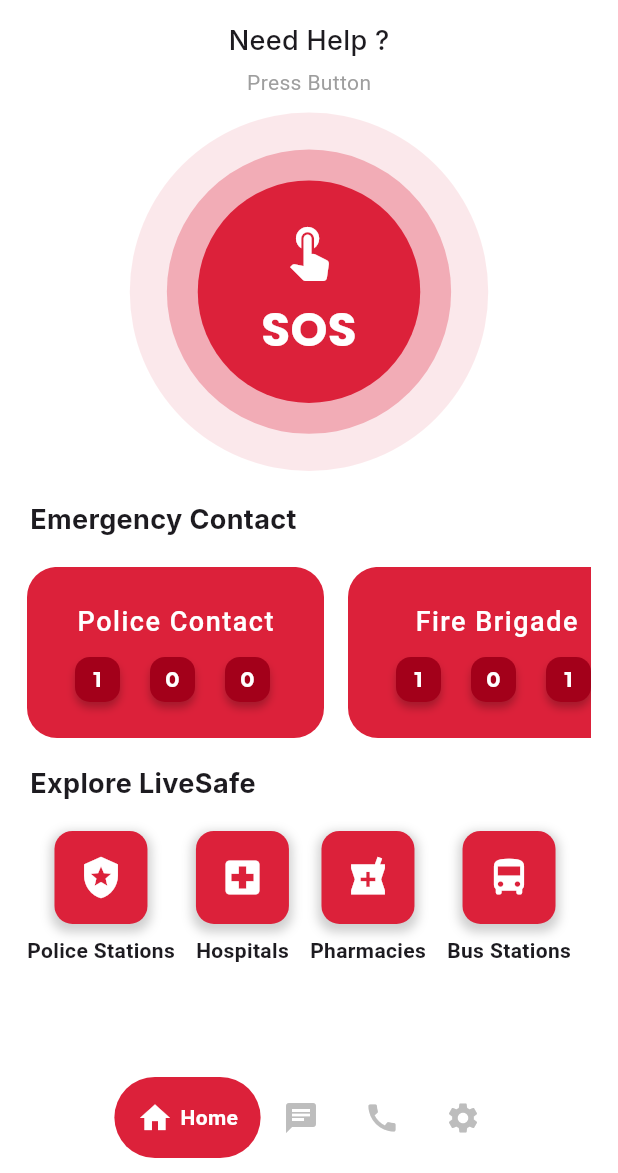
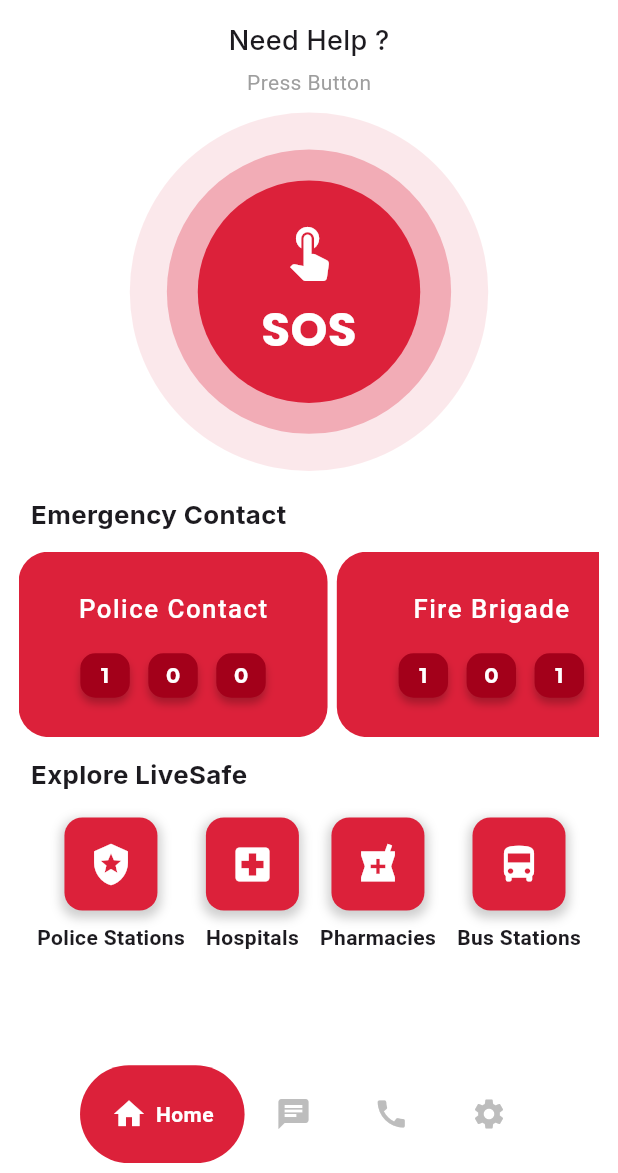
Before and after one commit to AmSafe-team/AmSafe-App, a Flutter app: the screen it shows after launch, on a phone screen of 412 x 824 dp, the part 63-1236 px from its top. Run offline on Flutter 3.47's test engine with Material 3 defaults, Android fonts, the phone set to English and light mode, and no system bars; drawn by our look-alikes of google_nav_bar; our stand-ins replace contacts_service, geolocator, get, google_fonts, permission_handler, responsive_sizer; missing offline and left inert: telephony.

Commit message:
fix the emergency contact

```diff
--- a/lib/components/my_bottom_nav.dart
+++ b/lib/components/my_bottom_nav.dart
@@ -1,6 +1,7 @@
 import 'package:amsafe/main.dart';
 import 'package:flutter/material.dart';
 import 'package:google_nav_bar/google_nav_bar.dart';
+import 'package:responsive_sizer/responsive_sizer.dart';
 
 class MyBottomNav extends StatelessWidget {
   final void Function(int)? onTabChanges;
@@ -10,15 +11,15 @@ class MyBottomNav extends StatelessWidget {
   Widget build(BuildContext context) {
     return SafeArea(
       child: Padding(
-        padding: EdgeInsets.symmetric(horizontal: 20, vertical: 10),
+        padding: EdgeInsets.all(0.8.h),
         child: GNav(
           color: Colors.grey[400],
           activeColor: Theme.of(context).whiteText,
           tabBackgroundColor: Theme.of(context).mainColor,
-          gap: 5,
+          gap: 6,
           mainAxisAlignment: MainAxisAlignment.center,
           onTabChange: (value) => onTabChanges!(value),
-          padding: EdgeInsets.all(15),
+          padding: EdgeInsets.all(2.5.h),
           tabs: [
             GButton(
               icon: Icons.home,
--- a/lib/main.dart
+++ b/lib/main.dart
@@ -2,6 +2,7 @@ import 'package:amsafe/pages/splash_page.dart';
 import 'package:flutter/material.dart';
 import 'package:flutter/services.dart';
 import 'package:get/get.dart';
+import 'package:responsive_sizer/responsive_sizer.dart';
 
 Future<void> main() async {
   WidgetsFlutterBinding.ensureInitialized();
@@ -18,6 +19,8 @@ class MyApp extends StatelessWidget {
 
   @override
   Widget build(BuildContext context) {
+    return ResponsiveSizer(
+      builder: (context, orientation, screenType) {
         return GetMaterialApp(
           debugShowCheckedModeBanner: false,
           title: 'AmSafe',
@@ -26,6 +29,8 @@ class MyApp extends StatelessWidget {
             useMaterial3: true,
           ),
           home: const SplashPage(),
+        );
+      },
     );
   }
 }
--- a/lib/model/emergency_card_model.dart
+++ b/lib/model/emergency_card_model.dart
@@ -1,6 +1,8 @@
 import 'package:amsafe/main.dart';
+import 'package:amsafe/utils/sized_box.dart';
 import 'package:flutter/material.dart';
 import 'package:google_fonts/google_fonts.dart';
+import 'package:responsive_sizer/responsive_sizer.dart';
 import 'package:url_launcher/url_launcher.dart';
 
 class EmergencyCard extends StatelessWidget {
@@ -37,8 +39,8 @@ class EmergencyCard extends StatelessWidget {
           borderRadius: BorderRadius.circular(20),
           color: Theme.of(context).mainColor,
         ),
-        width: 198,
-        height: 114,
+        width: 50.w,
+        height: 15.h,
         child: Column(
           mainAxisAlignment: MainAxisAlignment.center,
           children: [
@@ -46,19 +48,18 @@ class EmergencyCard extends StatelessWidget {
               title,
               style: TextStyle(
                 color: Colors.white,
-                fontSize: 18,
+                fontSize: 17.sp,
                 fontWeight: FontWeight.w500,
                 letterSpacing: 1,
               ),
             ),
-            SizedBox(height: 10),
-            Padding(
-              padding: const EdgeInsets.only(left: 32, right: 32),
-              child: Row(
+            sizedBoxHeight20,
+            Row(
+              mainAxisAlignment: MainAxisAlignment.center,
               children: [
                 Container(
-                    width: 30,
-                    height: 30,
+                  width: 8.w,
+                  height: 3.6.h,
                   child: DecoratedBox(
                     decoration: BoxDecoration(
                         borderRadius: BorderRadius.circular(10),
@@ -81,12 +82,10 @@ class EmergencyCard extends StatelessWidget {
                     ),
                   ),
                 ),
-                  SizedBox(
-                    width: 20,
-                  ),
+                sizedBoxWidth30,
                 Container(
-                    width: 30,
-                    height: 30,
+                  width: 8.w,
+                  height: 3.6.h,
                   child: DecoratedBox(
                     decoration: BoxDecoration(
                       borderRadius: BorderRadius.circular(10),
@@ -97,7 +96,8 @@ class EmergencyCard extends StatelessWidget {
                           blurRadius: 4,
                           offset: Offset(0, 4),
                         )
-                          ]),
+                      ],
+                    ),
                     child: Center(
                       child: Text(
                         num2.toString(),
@@ -105,13 +105,14 @@ class EmergencyCard extends StatelessWidget {
                           fontWeight: FontWeight.w700,
                           color: Theme.of(context).whiteText,
                         ),
-                      )),
                       ),
                     ),
-                  SizedBox(width: 20),
+                  ),
+                ),
+                sizedBoxWidth30,
                 Container(
-                    width: 30,
-                    height: 30,
+                  width: 8.w,
+                  height: 3.6.h,
                   child: DecoratedBox(
                     decoration: BoxDecoration(
                       borderRadius: BorderRadius.circular(10),
@@ -122,7 +123,8 @@ class EmergencyCard extends StatelessWidget {
                           blurRadius: 4,
                           offset: Offset(0, 4),
                         )
-                          ]),
+                      ],
+                    ),
                     child: Center(
                       child: Text(
                         num3.toString(),
@@ -136,7 +138,6 @@ class EmergencyCard extends StatelessWidget {
                 ),
               ],
             ),
-            ),
           ],
         ),
       ),
--- a/lib/pages/home_page.dart
+++ b/lib/pages/home_page.dart
@@ -1,10 +1,12 @@
 import 'package:amsafe/components/my_appbar.dart';
+import 'package:amsafe/utils/sized_box.dart';
 import 'package:amsafe/widget/app_emergency.dart';
 import 'package:amsafe/widget/app_live_safe.dart';
 import 'package:amsafe/widget/app_sos_button.dart';
 import 'package:contacts_service/contacts_service.dart';
 import 'package:flutter/material.dart';
 import 'package:google_fonts/google_fonts.dart';
+import 'package:responsive_sizer/responsive_sizer.dart';
 
 class HomePage extends StatelessWidget {
   final List<Contact> selectedContacts;
@@ -42,42 +44,41 @@ class HomePage extends StatelessWidget {
                 ],
               ),
             ),
-            SizedBox(height: 20),
+            sizedBoxHeight20,
             //! Emergency Contact
             Padding(
-              padding: const EdgeInsets.only(left: 20),
+              padding: EdgeInsets.only(left: 5.w),
               child: Text(
                 "Emergency Contact",
                 style: GoogleFonts.inter(
-                  fontSize: 18,
+                  fontSize: 17.sp,
                   fontWeight: FontWeight.bold,
                 ),
                 textAlign: TextAlign.start,
               ),
             ),
-            SizedBox(height: 10),
+            sizedBoxHeight10,
             //! Emergency cards
             Padding(
-              padding: const EdgeInsets.symmetric(horizontal: 10),
+              padding: EdgeInsets.symmetric(horizontal: 2.w),
               child: emergencyCardList(context),
             ),
-            SizedBox(height: 10),
+            sizedBoxHeight10,
             //! Live safe
             Padding(
-              padding: const EdgeInsets.only(left: 20),
+              padding: EdgeInsets.only(left: 5.w),
               child: Text(
                 "Explore LiveSafe",
                 style: GoogleFonts.inter(
-                  fontSize: 18,
+                  fontSize: 17.sp,
                   fontWeight: FontWeight.bold,
                 ),
                 textAlign: TextAlign.start,
               ),
             ),
-            SizedBox(height: 10),
+            sizedBoxHeight10,
             //! Emergency cards
-            Padding(
-              padding: const EdgeInsets.symmetric(horizontal: 10),
+            Center(
               child: liveSafeChips(context),
             ),
           ],
--- a/lib/widget/app_emergency.dart
+++ b/lib/widget/app_emergency.dart
@@ -1,9 +1,11 @@
 import 'package:amsafe/model/emergency_card_model.dart';
+import 'package:amsafe/utils/sized_box.dart';
 import 'package:flutter/material.dart';
+import 'package:responsive_sizer/responsive_sizer.dart';
 
 Widget emergencyCardList(BuildContext context) {
   return Padding(
-    padding: const EdgeInsets.all(8.0),
+    padding: EdgeInsets.all(0.5.h),
     child: SingleChildScrollView(
       scrollDirection: Axis.horizontal,
       child: Row(
@@ -14,21 +16,21 @@ Widget emergencyCardList(BuildContext context) {
             num2: 0,
             num3: 0,
           ),
-          SizedBox(width: 16),
+          sizedBoxWidth15,
           EmergencyCard(
             title: 'Fire Brigade',
             num1: 1,
             num2: 0,
             num3: 1,
           ),
-          SizedBox(width: 16),
+          sizedBoxWidth15,
           EmergencyCard(
             title: 'Ambulance',
             num1: 1,
             num2: 0,
             num3: 2,
           ),
-          SizedBox(width: 16),
+          sizedBoxWidth15,
           EmergencyCard(
             title: 'Women Helpline',
             num1: 1,
--- a/pubspec.yaml
+++ b/pubspec.yaml
@@ -24,6 +24,7 @@ dependencies:
   share_plus: ^10.0.2
   shared_preferences: ^2.3.2
   telephony: ^0.2.0
+  responsive_sizer: ^3.3.1
 
 dev_dependencies:
   flutter_test:
```
Also changed, not shown: lib/utils/sized_box.dart (added, +32 -0 lines), pubspec.lock. Lines whose indentation alone changed are shown as unchanged.
